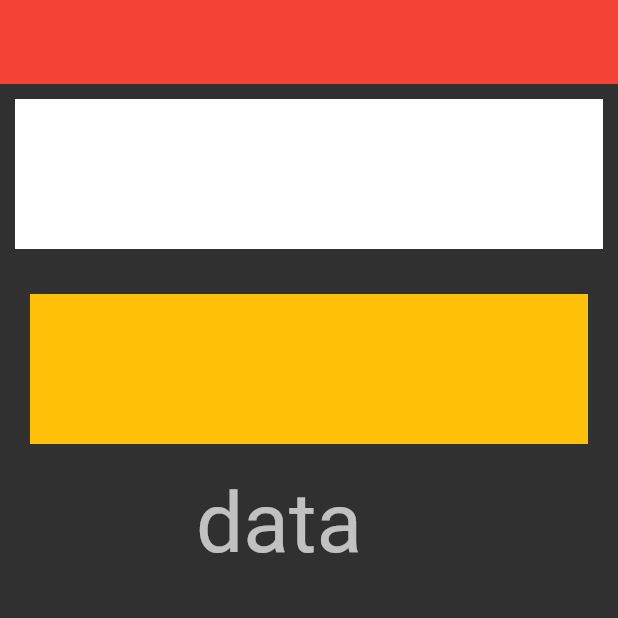
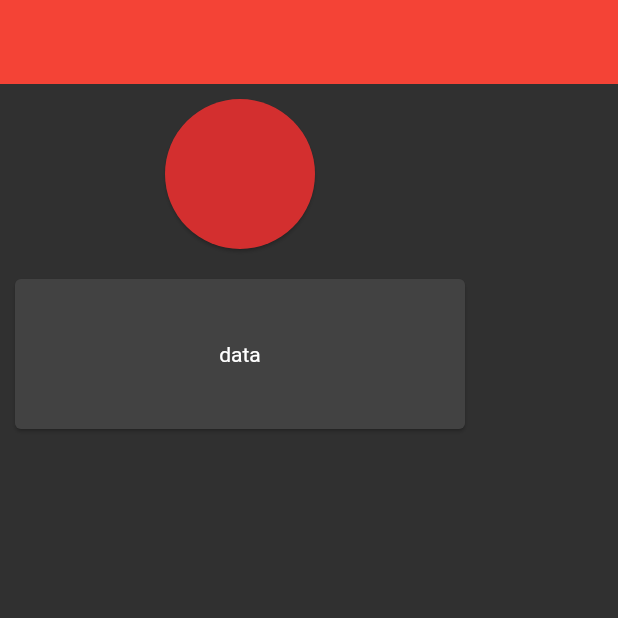
Before and after one commit to JosephDoUrden/Flutter-Full-Learn, a Flutter app: the screen it shows after launch, on a phone screen of 412 x 824 dp, the top half of it. Run offline on Flutter 3.47's test engine with Material 2 defaults, Android fonts, the light colour scheme and no system bars.

Commit message:
Card Learn

```diff
--- /dev/null
+++ b/lib/101/card_learn.dart
@@ -0,0 +1,51 @@
+import 'package:flutter/material.dart';
+
+class CardLearn extends StatelessWidget {
+  const CardLearn({super.key});
+
+  @override
+  Widget build(BuildContext context) {
+    return Scaffold(
+      appBar: AppBar(),
+      body: Column(
+        children: [
+          Card(
+            margin: ProjectMargins.cardMargin,
+            color: Theme.of(context).colorScheme.error,
+            child: SizedBox(height: 100, width: 100),
+            shape: CircleBorder(),
+          ),
+          _customCard(
+            child: const SizedBox(
+              height: 100,
+              width: 300,
+              child: Center(
+                child: Text('data'),
+              ),
+            ),
+          ),
+        ],
+      ),
+    );
+  }
+}
+
+class _customCard extends StatelessWidget {
+  _customCard({Key? key, required this.child}) : super(key: key);
+  final Widget child;
+  final roundedRectangleBorder =
+      RoundedRectangleBorder(borderRadius: BorderRadius.circular(20));
+
+  @override
+  Widget build(BuildContext context) {
+    return Card(
+      margin: ProjectMargins.cardMargin,
+      color: Theme.of(context).colorScheme.surface,
+      child: child,
+    );
+  }
+}
+
+class ProjectMargins {
+  static const cardMargin = EdgeInsets.all(10);
+}
--- a/lib/main.dart
+++ b/lib/main.dart
@@ -1,5 +1,6 @@
 import 'package:flutter/material.dart';
 import 'package:flutter/services.dart';
+import 'package:flutter_full_learn/101/card_learn.dart';
 import 'package:flutter_full_learn/101/padding_learn.dart';
 import 'package:flutter_full_learn/101/text_learn_view.dart';
 import 'package:flutter_full_learn/101/container_sized_box_learn.dart';
@@ -29,7 +30,7 @@ class MyApp extends StatelessWidget {
         elevation: 0,
         systemOverlayStyle: SystemUiOverlayStyle.light,
       )),
-      home: PaddingLearn(),
+      home: CardLearn(),
     );
   }
 }
```
